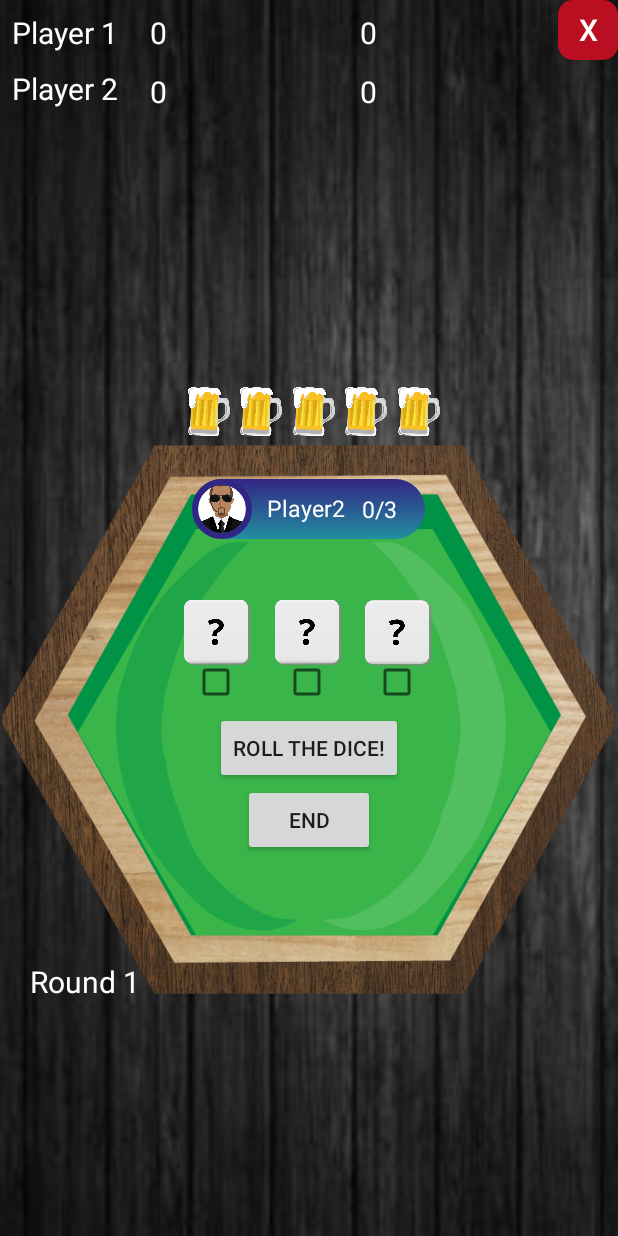
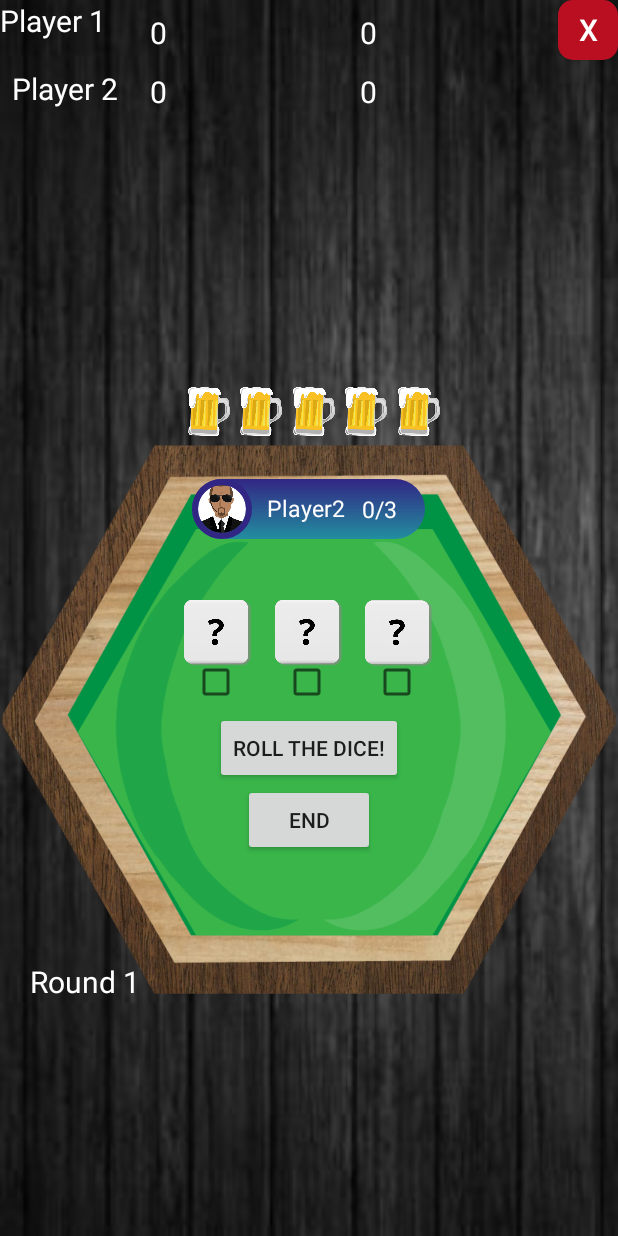
Before and after one commit to dielanophals/Pietjesbak, an Android app: the layout activity_2.xml on its own in the app's theme, with its tools: preview values and no code run, on a phone screen of 412 x 824 dp. Run offline under Robolectric (Android 15) with nearby library versions, the phone set to English and light mode, and no system bars.

Commit message:
Update activity_2.xml

```diff
--- a/app/src/main/res/layout/activity_2.xml
+++ b/app/src/main/res/layout/activity_2.xml
@@ -14,29 +14,37 @@
         android:layout_width="wrap_content"
         android:layout_height="wrap_content"
         android:orientation="vertical"
-        >
+        tools:layout_editor_absoluteX="368dp"
+        tools:layout_editor_absoluteY="0dp">
+
         <ImageView
             android:layout_width="wrap_content"
             android:layout_height="wrap_content"
-            android:src="@drawable/table1"/>
+            android:src="@drawable/table1" />
+
         <TextView
+            android:id="@+id/player1"
             android:layout_width="wrap_content"
             android:layout_height="wrap_content"
+            android:layout_alignParentStart="true"
+            android:layout_alignParentLeft="true"
+            android:layout_marginStart="0dp"
+            android:layout_marginLeft="0dp"
+            android:layout_marginEnd="8dp"
+            android:layout_marginRight="8dp"
             android:text="Player 1"
-            android:textSize="20sp"
-            android:id="@+id/player1"
-            android:layout_margin="8dp"
-            android:textColor="#fff"/>
+            android:textColor="#fff"
+            android:textSize="20sp" />
 
         <TextView
+            android:id="@+id/player2"
             android:layout_width="wrap_content"
             android:layout_height="wrap_content"
+            android:layout_marginLeft="8dp"
+            android:layout_marginTop="45dp"
             android:text="Player 2"
+            android:textColor="#fff"
             android:textSize="20sp"
-            android:layout_marginTop="45dp"
-            android:layout_marginLeft="8dp"
-            android:id="@+id/player2"
-            android:textColor="#fff"
 
             />
 
@@ -44,55 +52,51 @@
             android:id="@+id/total_score_player1"
             android:layout_width="wrap_content"
             android:layout_height="wrap_content"
-            android:text="0"
-            android:textSize="20sp"
             android:layout_marginLeft="100dp"
             android:layout_marginTop="8dp"
+            android:text="0"
             android:textColor="#ffffff"
-            />
+            android:textSize="20sp" />
 
         <TextView
             android:id="@+id/rounds_win_player1"
             android:layout_width="wrap_content"
             android:layout_height="wrap_content"
-            android:text="0"
-            android:textSize="20sp"
             android:layout_marginLeft="240dp"
             android:layout_marginTop="8dp"
+            android:text="0"
             android:textColor="#ffffff"
-            />
+            android:textSize="20sp" />
 
         <TextView
+            android:id="@+id/total_score_player2"
             android:layout_width="wrap_content"
             android:layout_height="wrap_content"
-            android:text="0"
-            android:textSize="20sp"
             android:layout_marginLeft="100dp"
             android:layout_marginTop="47dp"
-            android:id="@+id/total_score_player2"
+            android:text="0"
             android:textColor="#ffffff"
-            />
+            android:textSize="20sp" />
 
         <TextView
+            android:id="@+id/rounds_win_player2"
             android:layout_width="wrap_content"
             android:layout_height="wrap_content"
-            android:text="0"
-            android:textSize="20sp"
             android:layout_marginLeft="240dp"
             android:layout_marginTop="47dp"
-            android:id="@+id/rounds_win_player2"
+            android:text="0"
             android:textColor="#ffffff"
-            />
+            android:textSize="20sp" />
+
         <Button
             android:id="@+id/quit_button"
             android:layout_width="40dp"
             android:layout_height="40dp"
+            android:layout_alignParentRight="true"
+            android:background="@drawable/quit_button"
             android:text="x"
-            android:background="@drawable/quit_button"
-            android:layout_alignParentRight="true"
             android:textColor="#ffff"
-            android:textSize="20sp"
-            />
+            android:textSize="20sp" />
 
     </RelativeLayout>
 
```
